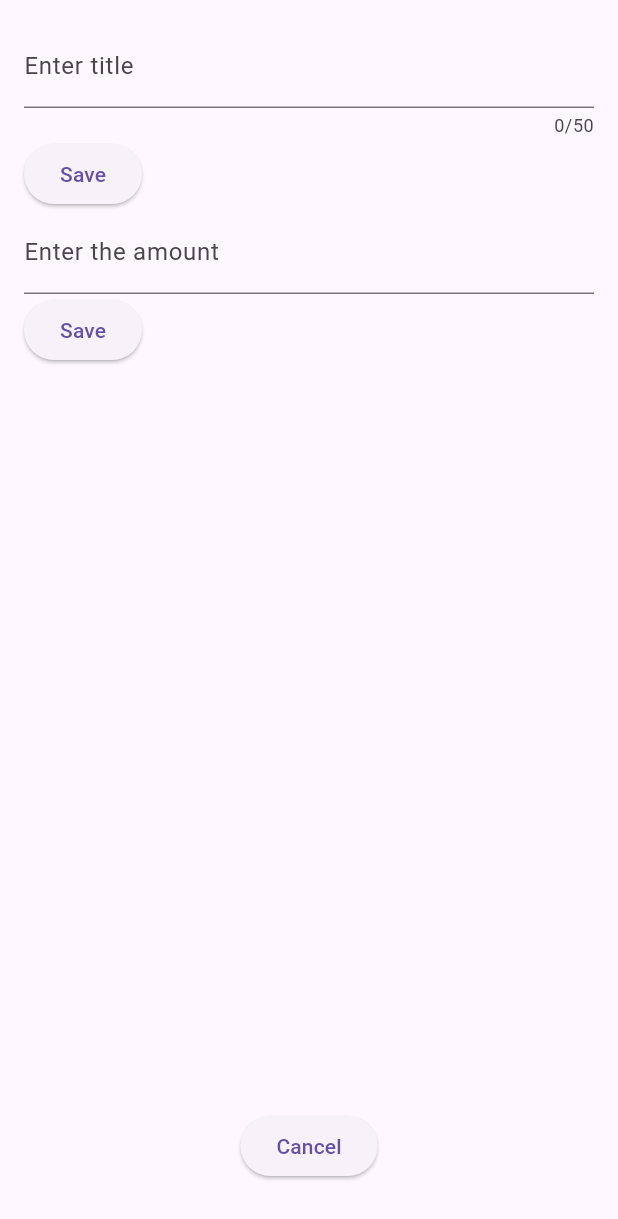
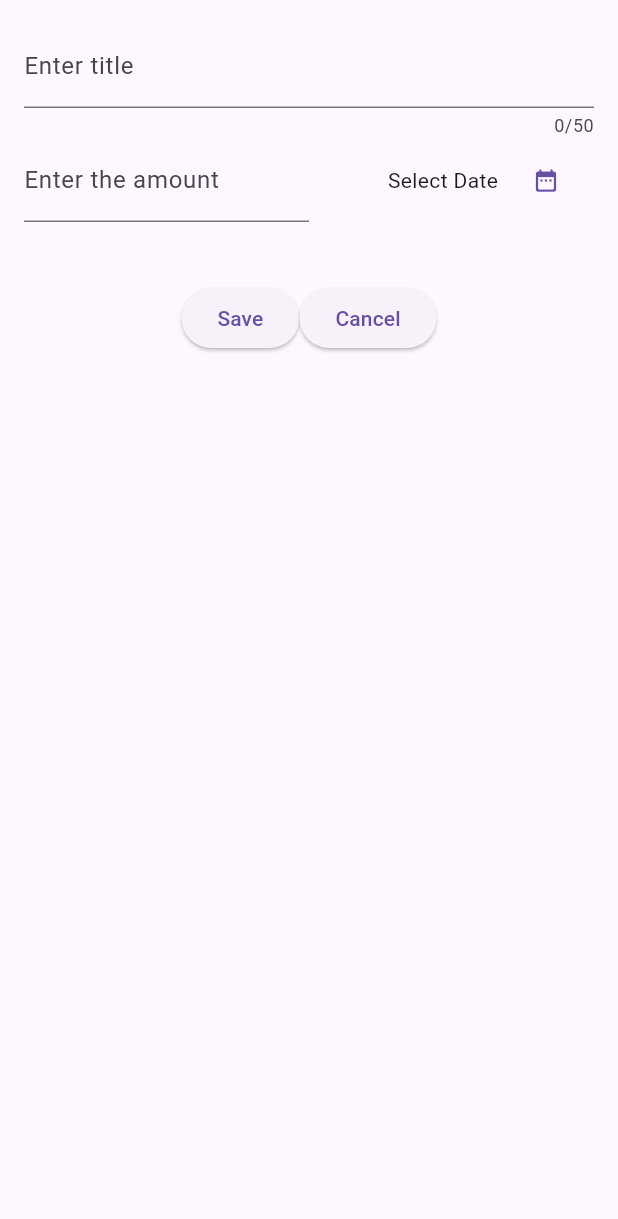
Before and after one commit to TimJonsson/expense_tracker, a Flutter app: the NewExpense widget shown alone on an empty page, opened directly, on a phone screen of 412 x 824 dp. Shown: the top 1219 px of the screen. Run offline on Flutter 3.47's test engine with Material 3 defaults, Android fonts, the phone set to English and light mode, and no system bars.

Commit message:
Adding funtionality to choose date for the expense

```diff
--- a/lib/widgets/expenses_list/new_expense.dart
+++ b/lib/widgets/expenses_list/new_expense.dart
@@ -1,4 +1,5 @@
 import 'package:flutter/material.dart';
+import 'package:expense_tracker/models/expense.dart';
 
 class NewExpense extends StatefulWidget {
   const NewExpense({super.key});
@@ -12,6 +13,21 @@ class NewExpense extends StatefulWidget {
 class _NewExpenseState extends State<NewExpense> {
   final _titleController = TextEditingController();
   final _amountController = TextEditingController();
+  DateTime? _selectedDate;
+
+  void _openDateOverLay() async {
+    final now = DateTime.now();
+    final firstDate = DateTime(now.year - 1, now.month, now.day);
+    final pickedDate = await showDatePicker(
+        context: context,
+        initialDate: now,
+        firstDate: firstDate,
+        lastDate: now);
+
+    setState(() {
+      _selectedDate = pickedDate;
+    });
+  }
 
   @override
   void dispose() {
@@ -35,15 +51,8 @@ class _NewExpenseState extends State<NewExpense> {
           ),
           Row(
             children: [
-              ElevatedButton(
-                onPressed: () {
-                  print(_titleController.text);
-                },
-                child: const Text("Save"),
-              ),
-            ],
-          ),
-          TextField(
+              Expanded(
+                child: TextField(
                   controller: _amountController,
                   keyboardType: TextInputType.number,
                   decoration: const InputDecoration(
@@ -51,18 +60,35 @@ class _NewExpenseState extends State<NewExpense> {
                     label: Text("Enter the amount"),
                   ),
                 ),
+              ),
+              Expanded(
+                child: Row(
+                  mainAxisAlignment: MainAxisAlignment.end,
+                  crossAxisAlignment: CrossAxisAlignment.center,
+                  children: [
+                    Text(_selectedDate == null
+                        ? 'Select Date'
+                        : formatter.format(_selectedDate!)),
+                    TextButton(
+                      onPressed: () {
+                        _openDateOverLay();
+                      },
+                      child: const Icon(Icons.date_range_rounded),
+                    ),
+                  ],
+                ),
+              ),
+            ],
+          ),
+          const SizedBox(height: 40),
           Row(
-            mainAxisAlignment: MainAxisAlignment.spaceBetween,
+            mainAxisAlignment: MainAxisAlignment.center,
             children: [
               ElevatedButton(
                 onPressed: () {
                   print(_amountController.text);
                 },
-                  child: const Text("Save")),
-            ],
-          ),
-          Expanded(
-            child: Container(),
+                child: const Text("Save"),
               ),
               ElevatedButton(
                 onPressed: () {
@@ -70,7 +96,8 @@ class _NewExpenseState extends State<NewExpense> {
                 },
                 child: const Text("Cancel"),
               ),
-          const SizedBox(height: 20),
+            ],
+          ),
         ],
       ),
     );
```
Lines whose indentation alone changed are shown as unchanged.
